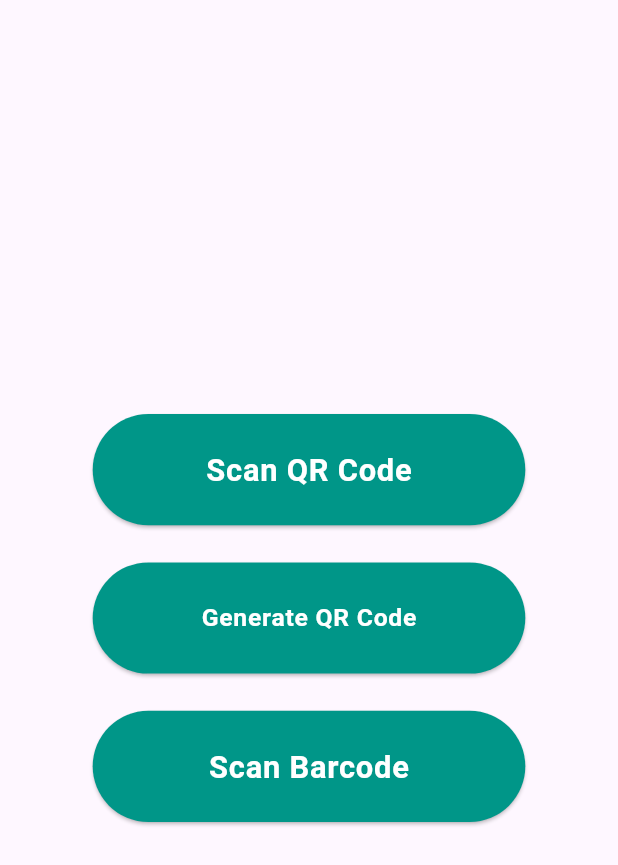
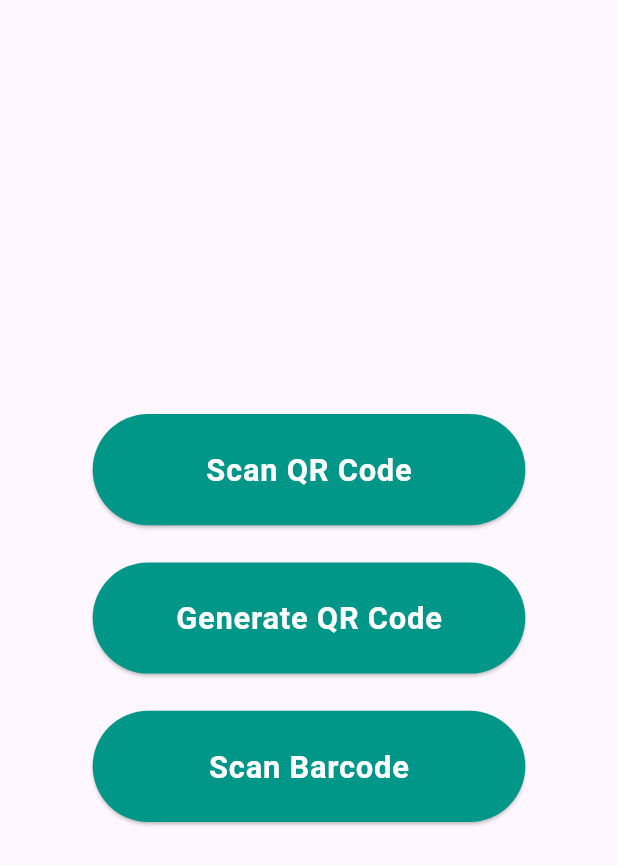
Before and after one commit to Zihadul-Islam-Fahim/qr_and_barcode_scanner, a Flutter app: the screen it shows after launch, on a phone screen of 412 x 824 dp. Shown: the top 865 px of the screen. Run offline on Flutter 3.47's test engine with Material 3 defaults, Android fonts, the phone set to English and light mode, and no system bars; our stand-ins replace qr_flutter, responsive_builder; missing offline and left inert: qr_code_scanner.

Commit message:
Update home_screen.dart
Update text size

```diff
--- a/lib/ui/home_screen.dart
+++ b/lib/ui/home_screen.dart
@@ -63,7 +63,7 @@ class _HomeScreenState extends State<HomeScreen> {
                   child: Text(
                     'Generate QR Code',
                     style: TextStyle(
-                      fontSize: 4.sw,
+                      fontSize: 5.sw,
                       color: Colors.white,
                       fontWeight: FontWeight.bold,
                       letterSpacing: 0.5,
```
